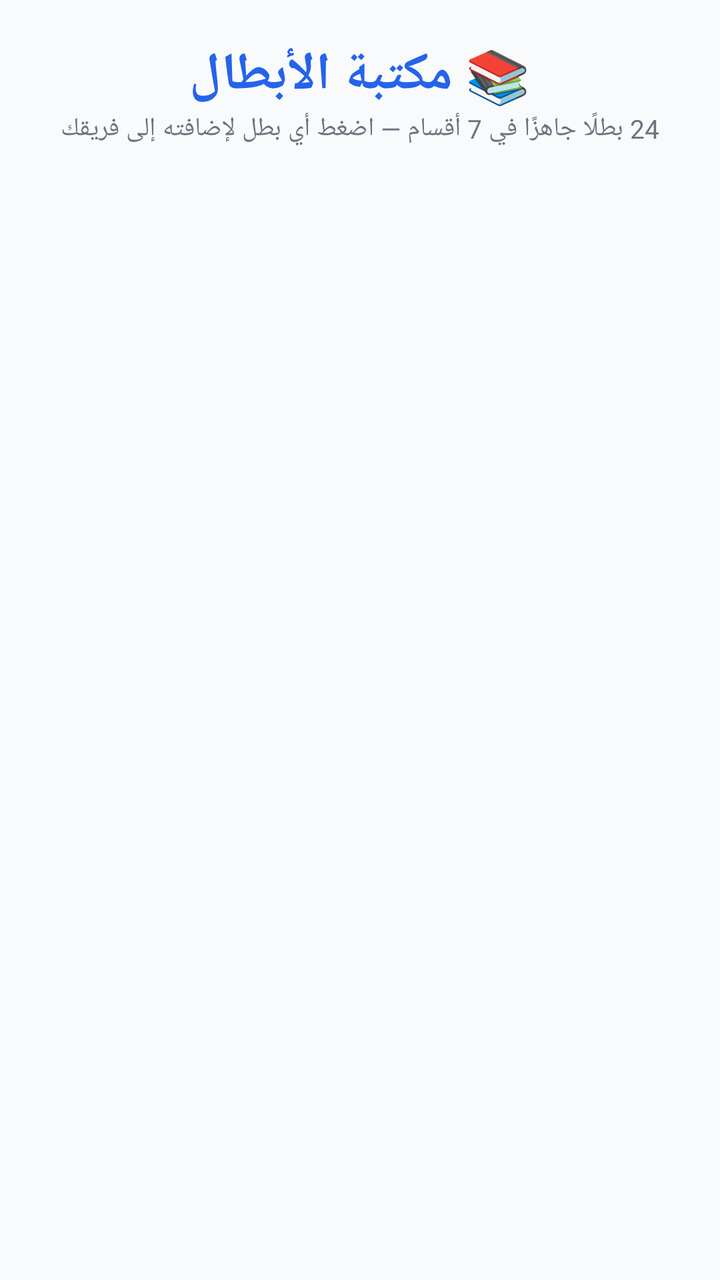
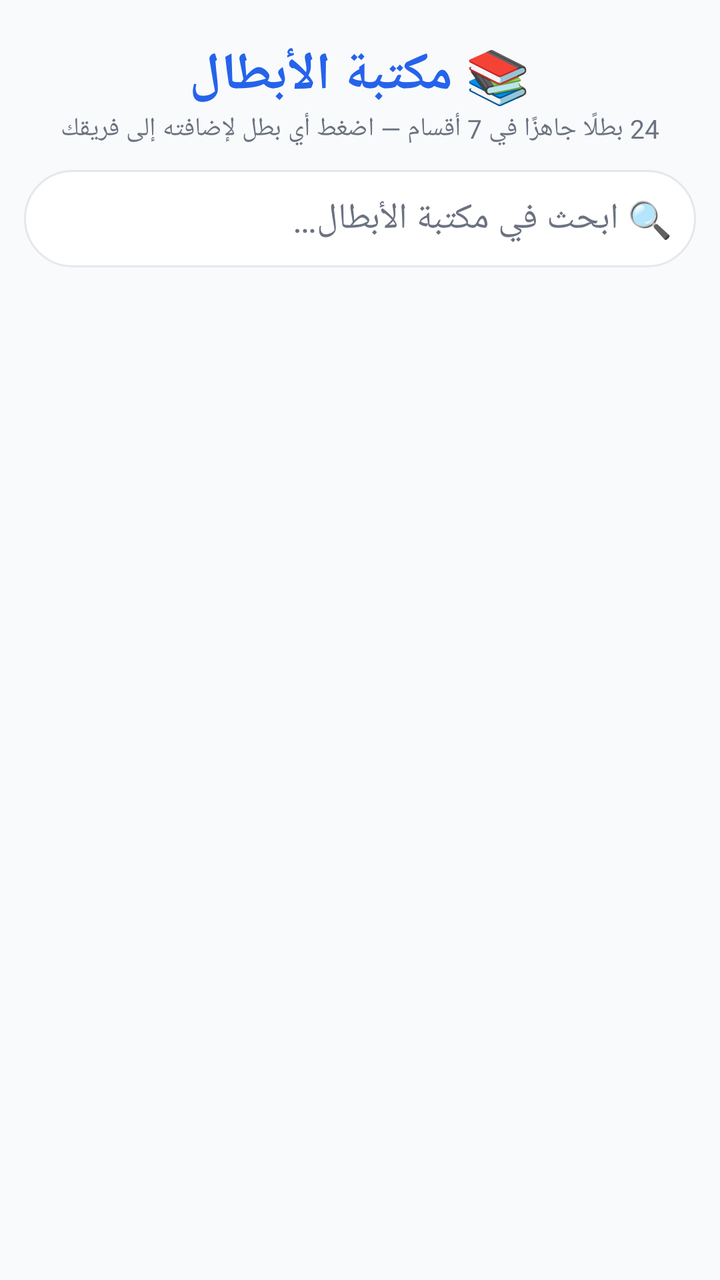

Two renders of the same Android screen: before a commit and after it. Below are the layout's source before the change and the commit's diff.
<!-- AndroidManifest.xml: application theme AppTheme -->
<!-- res/layout/activity_library.xml -->
<?xml version="1.0" encoding="utf-8"?>
<LinearLayout xmlns:android="http://schemas.android.com/apk/res/android"
    android:layout_width="match_parent"
    android:layout_height="match_parent"
    android:background="@color/bg"
    android:orientation="vertical">

    <TextView
        android:layout_width="wrap_content"
        android:layout_height="wrap_content"
        android:layout_gravity="center"
        android:paddingTop="20dp"
        android:text="@string/library"
        android:textColor="@color/gold"
        android:textSize="26sp"
        android:textStyle="bold" />

    <TextView
        android:layout_width="match_parent"
        android:layout_height="wrap_content"
        android:layout_gravity="center"
        android:gravity="center"
        android:paddingBottom="12dp"
        android:text="@string/library_subtitle"
        android:textColor="@color/text_dim"
        android:textSize="13sp" />

    <ListView
        android:id="@+id/library_list"
        android:layout_width="match_parent"
        android:layout_height="match_parent"
        android:divider="@android:color/transparent"
        android:dividerHeight="0dp"
        android:padding="12dp"
        android:clipToPadding="false"
        android:scrollbars="none" />
</LinearLayout>
<!-- resources referenced by this layout -->
<resources>
  <color name="bg">#F9FAFB</color>
  <color name="gold">#2563EB</color>
  <color name="text_dim">#6B7280</color>
  <string name="library">📚 مكتبة الأبطال</string>
  <string name="library_subtitle">24 بطلًا جاهزًا في 7 أقسام — اضغط أي بطل لإضافته إلى فريقك</string>
  <style name="AppTheme" parent="android:Theme.Material.Light.NoActionBar">
          <item name="android:windowBackground">@color/bg</item>
          <item name="android:colorPrimary">@color/surface</item>
          <item name="android:colorPrimaryDark">@color/bg</item>
          <item name="android:colorAccent">@color/gold</item>
          <item name="android:statusBarColor">@color/bg</item>
          <item name="android:navigationBarColor">@color/bg</item>
          <item name="android:windowLightStatusBar">true</item>
          <item name="android:textColorPrimary">@color/text</item>
          <item name="android:textColorSecondary">@color/text_dim</item>
      </style>
  <color name="surface">#FFFFFF</color>
  <color name="text">#111827</color>
</resources>

<!-- the commit's change to res/layout/activity_library.xml (unified diff, before → after) -->
@@ -25,6 +25,21 @@
         android:textColor="@color/text_dim"
         android:textSize="13sp" />
 
+    <EditText
+        android:id="@+id/library_search"
+        android:layout_width="match_parent"
+        android:layout_height="wrap_content"
+        android:layout_marginStart="12dp"
+        android:layout_marginEnd="12dp"
+        android:layout_marginBottom="10dp"
+        android:padding="12dp"
+        android:hint="@string/search_hint"
+        android:textColorHint="@color/text_dim"
+        android:textColor="@color/text"
+        android:background="@drawable/bg_input"
+        android:inputType="text"
+        android:maxLines="1" />
+
     <ListView
         android:id="@+id/library_list"
         android:layout_width="match_parent"
<!-- resource entries referenced after the edit -->
@@ -3,8 +3,16 @@
   <color name="bg">#F9FAFB</color>
   <color name="gold">#2563EB</color>
   <color name="text_dim">#6B7280</color>
+  <!-- drawable bg_input (drawable) -->
+  <?xml version="1.0" encoding="utf-8"?>
+  <shape xmlns:android="http://schemas.android.com/apk/res/android" android:shape="rectangle">
+      <solid android:color="@color/surface" />
+      <corners android:radius="24dp" />
+      <stroke android:width="1dp" android:color="@color/border" />
+  </shape>
   <string name="library">📚 مكتبة الأبطال</string>
   <string name="library_subtitle">24 بطلًا جاهزًا في 7 أقسام — اضغط أي بطل لإضافته إلى فريقك</string>
+  <string name="search_hint">🔍 ابحث في مكتبة الأبطال…</string>
   <style name="AppTheme" parent="android:Theme.Material.Light.NoActionBar">
           <item name="android:windowBackground">@color/bg</item>
           <item name="android:colorPrimary">@color/surface</item>
@@ -17,6 +25,7 @@
           <item name="android:textColorSecondary">@color/text_dim</item>
       </style>
   <color name="surface">#FFFFFF</color>
+  <color name="border">#E5E7EB</color>
   <color name="text">#111827</color>
 </resources>
 
